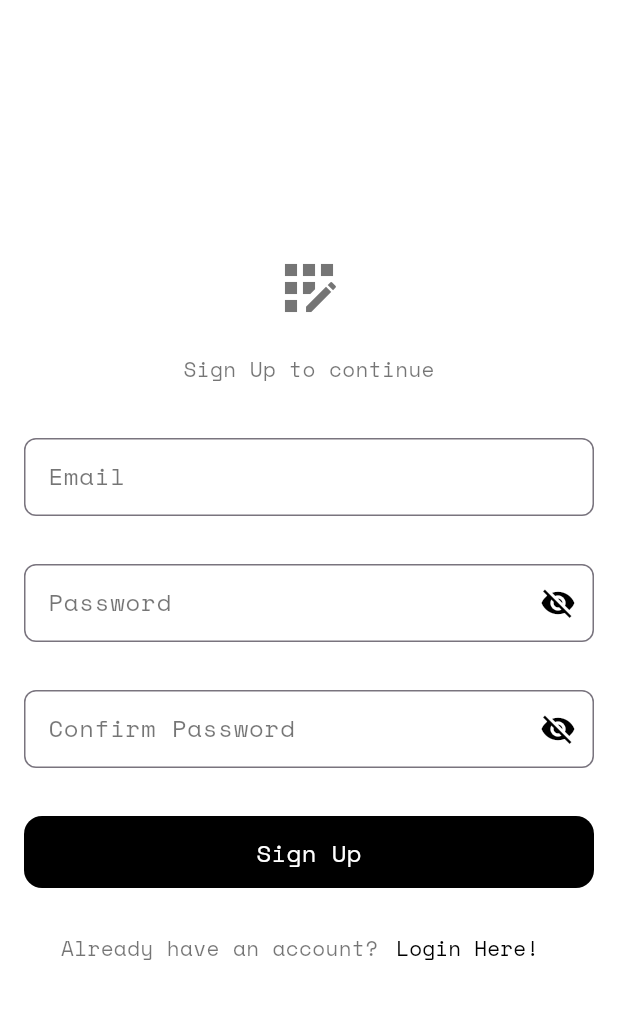
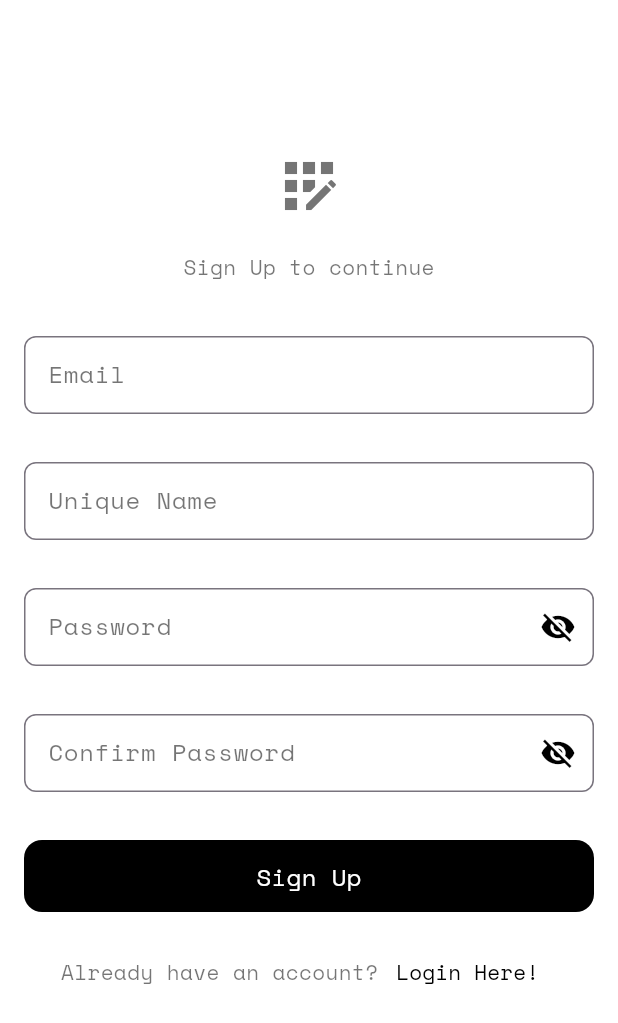
Before and after one commit to RahulGattu912/ChatApplication, a Flutter app: the RegisterPage screen opened directly, on a phone screen of 412 x 824 dp. Shown: the top 1023 px of the screen. Run offline on Flutter 3.47's test engine with Material 3 defaults, Android fonts, the phone set to English and light mode, and no system bars; our stand-ins replace cloud_firestore, firebase_auth, firebase_core, google_fonts; accounts and stored records are empty.

Commit message:
initial commit

```diff
--- /dev/null
+++ b/lib/auth/auth_service.dart
@@ -0,0 +1,5 @@
+import 'package:firebase_auth/firebase_auth.dart';
+
+class AuthService {
+  final FirebaseAuth auth = FirebaseAuth.instance;
+}
--- a/lib/chat/chat_messages.dart
+++ b/lib/chat/chat_messages.dart
@@ -1,4 +1,4 @@
-import 'package:chat_app_demo/themes/theme_provider.dart';
+import 'package:chat_app_demo/provider/theme_provider.dart';
 import 'package:cloud_firestore/cloud_firestore.dart';
 import 'package:flutter/material.dart';
 import 'package:provider/provider.dart';
--- a/lib/chat/count_messages.dart
+++ b/lib/chat/count_messages.dart
@@ -1,4 +1,4 @@
-import 'package:chat_app_demo/themes/theme_provider.dart';
+import 'package:chat_app_demo/provider/theme_provider.dart';
 import 'package:cloud_firestore/cloud_firestore.dart';
 import 'package:flutter/material.dart';
 import 'package:provider/provider.dart';
--- a/lib/chat/users.dart
+++ b/lib/chat/users.dart
@@ -1,6 +1,5 @@
 import 'package:chat_app_demo/chat/chat_room.dart';
-import 'package:chat_app_demo/chat/count_messages.dart';
-import 'package:chat_app_demo/themes/theme_provider.dart';
+import 'package:chat_app_demo/provider/theme_provider.dart';
 import 'package:cloud_firestore/cloud_firestore.dart';
 import 'package:firebase_auth/firebase_auth.dart';
 import 'package:flutter/material.dart';
--- a/lib/home/home_page.dart
+++ b/lib/home/home_page.dart
@@ -1,6 +1,6 @@
 import 'package:chat_app_demo/chat/users.dart';
 import 'package:chat_app_demo/login/login_page.dart';
-import 'package:chat_app_demo/themes/theme_provider.dart';
+import 'package:chat_app_demo/provider/theme_provider.dart';
 import 'package:firebase_auth/firebase_auth.dart';
 import 'package:flutter/material.dart';
 import 'package:chat_app_demo/settings/settings.dart';
--- a/lib/login/login_page.dart
+++ b/lib/login/login_page.dart
@@ -1,6 +1,6 @@
 import 'package:chat_app_demo/home/home_page.dart';
 import 'package:chat_app_demo/register/register_page.dart';
-import 'package:chat_app_demo/themes/theme_provider.dart';
+import 'package:chat_app_demo/provider/theme_provider.dart';
 import 'package:firebase_auth/firebase_auth.dart';
 import 'package:flutter/material.dart';
 import 'package:google_fonts/google_fonts.dart';
--- a/lib/main.dart
+++ b/lib/main.dart
@@ -1,7 +1,7 @@
-import 'package:chat_app_demo/chat/chat_room_id_provider.dart';
+import 'package:chat_app_demo/provider/chat_room_id_provider.dart';
 import 'package:chat_app_demo/home/home_page.dart';
 import 'package:chat_app_demo/login/login_page.dart';
-import 'package:chat_app_demo/themes/theme_provider.dart';
+import 'package:chat_app_demo/provider/theme_provider.dart';
 import 'package:firebase_auth/firebase_auth.dart';
 import 'package:firebase_core/firebase_core.dart';
 import 'package:flutter/material.dart';
--- a/lib/register/register_page.dart
+++ b/lib/register/register_page.dart
@@ -1,5 +1,5 @@
 import 'package:chat_app_demo/login/login_page.dart';
-import 'package:chat_app_demo/themes/theme_provider.dart';
+import 'package:chat_app_demo/provider/theme_provider.dart';
 import 'package:cloud_firestore/cloud_firestore.dart';
 import 'package:firebase_auth/firebase_auth.dart';
 import 'package:flutter/material.dart';
@@ -17,6 +17,7 @@ class _RegisterPageState extends State<RegisterPage> {
   final TextEditingController _email = TextEditingController();
   final TextEditingController _password = TextEditingController();
   final TextEditingController _confirmPassword = TextEditingController();
+  final TextEditingController _uniqueId = TextEditingController();
   bool _isObscure = true;
   bool _isObscure1 = true;
 
@@ -26,9 +27,13 @@ class _RegisterPageState extends State<RegisterPage> {
     return Scaffold(
       backgroundColor: themeData.colorScheme.tertiary,
       body: SafeArea(
+        child: SingleChildScrollView(
           child: Column(
             mainAxisAlignment: MainAxisAlignment.center,
             children: [
+              const SizedBox(
+                height: 100,
+              ),
               Icon(
                 Icons.app_registration,
                 color: themeData.colorScheme.primary,
@@ -37,7 +42,8 @@ class _RegisterPageState extends State<RegisterPage> {
               const SizedBox(
                 height: 20,
               ),
-            Text('Sign Up to continue', style: themeData.textTheme.titleLarge),
+              Text('Sign Up to continue',
+                  style: themeData.textTheme.titleLarge),
               const SizedBox(
                 height: 20,
               ),
@@ -54,15 +60,41 @@ class _RegisterPageState extends State<RegisterPage> {
                         hintText: 'Email',
                         hintStyle: themeData.textTheme.titleLarge,
                         border: OutlineInputBorder(
-                        borderSide:
-                            BorderSide(color: themeData.colorScheme.secondary),
+                          borderSide: BorderSide(
+                              color: themeData.colorScheme.secondary),
                           borderRadius: BorderRadius.circular(8),
                         ),
                         focusedBorder: OutlineInputBorder(
-                          borderSide:
-                              BorderSide(color: themeData.colorScheme.primary),
+                            borderSide: BorderSide(
+                                color: themeData.colorScheme.primary),
                             borderRadius: BorderRadius.circular(16)),
                       ),
+                    )),
+              ),
+              Padding(
+                padding: const EdgeInsets.all(16.0),
+                child: SizedBox(
+                    height: 52,
+                    child: Tooltip(
+                      message: 'Password must be at least 8 characters',
+                      child: TextField(
+                          cursorColor: themeData.colorScheme.shadow,
+                          style: themeData.textTheme.titleLarge
+                              ?.copyWith(color: themeData.colorScheme.shadow),
+                          controller: _uniqueId,
+                          decoration: InputDecoration(
+                            hintText: 'Unique Name',
+                            hintStyle: themeData.textTheme.titleLarge,
+                            border: OutlineInputBorder(
+                              borderSide: BorderSide(
+                                  color: themeData.colorScheme.secondary),
+                              borderRadius: BorderRadius.circular(8),
+                            ),
+                            focusedBorder: OutlineInputBorder(
+                                borderSide: BorderSide(
+                                    color: themeData.colorScheme.primary),
+                                borderRadius: BorderRadius.circular(16)),
+                          )),
                     )),
               ),
               Padding(
@@ -174,7 +206,8 @@ class _RegisterPageState extends State<RegisterPage> {
                                     'Close',
                                     style: themeData.textTheme.titleLarge
                                         ?.copyWith(
-                                          color: themeData.colorScheme.shadow),
+                                            color:
+                                                themeData.colorScheme.shadow),
                                   ),
                                 )
                               ],
@@ -219,7 +252,8 @@ class _RegisterPageState extends State<RegisterPage> {
                       child: Text(
                         'Sign Up',
                         style: themeData.textTheme.titleLarge?.copyWith(
-                          fontSize: 16, color: themeData.colorScheme.tertiary),
+                            fontSize: 16,
+                            color: themeData.colorScheme.tertiary),
                       ),
                     ),
                   ),
@@ -254,6 +288,7 @@ class _RegisterPageState extends State<RegisterPage> {
                 ],
               )
             ],
+          ),
         ),
       ),
     );
@@ -296,11 +331,12 @@ class _RegisterPageState extends State<RegisterPage> {
               title: Text(
                 'Success',
                 style: themeData.textTheme.titleLarge
-                    ?.copyWith(color: themeData.colorScheme.shadow),
+                    ?.copyWith(color: themeData.colorScheme.tertiary),
               ),
               content: Text(
                 'Account Created Successfully',
-                style: themeData.textTheme.titleLarge,
+                style: themeData.textTheme.titleLarge
+                    ?.copyWith(color: themeData.colorScheme.tertiary),
               ),
               actions: [
                 TextButton(
```
Also changed, not shown: lib/chat/chat_room.dart (+31 -8 lines), lib/settings/settings.dart (+44 -2 lines), lib/provider/chat_room_id_provider.dart (renamed from lib/chat/chat_room_id_provider.dart), lib/provider/theme_provider.dart (renamed from lib/themes/theme_provider.dart), 1 other file. Lines whose indentation alone changed are shown as unchanged.
